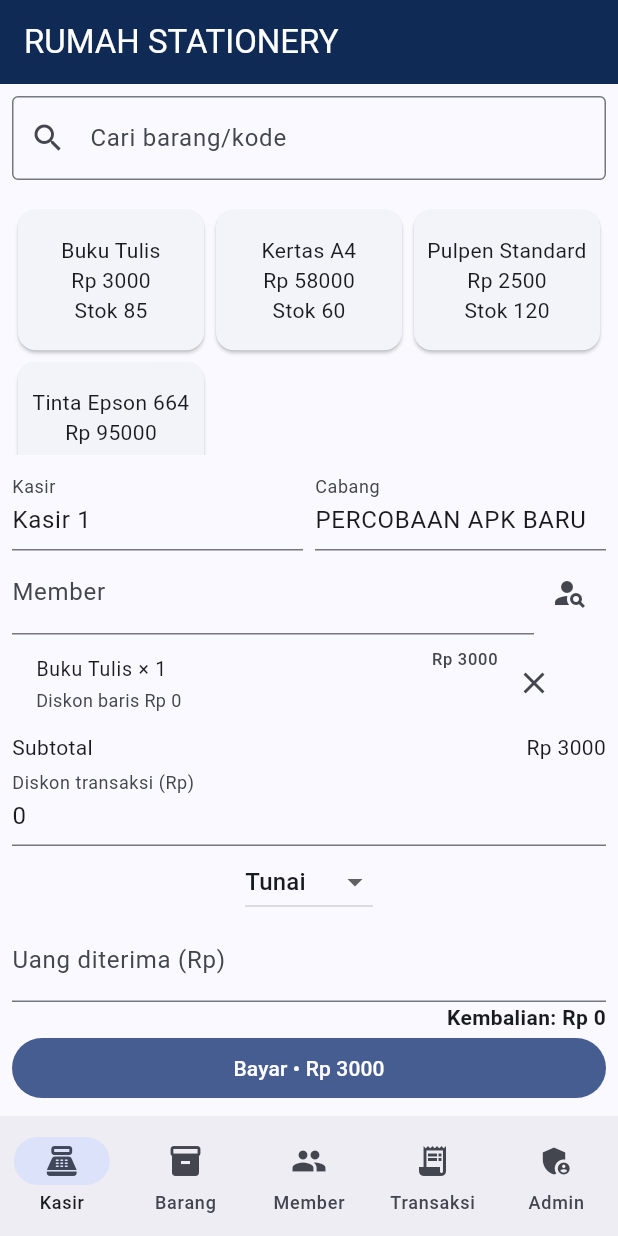
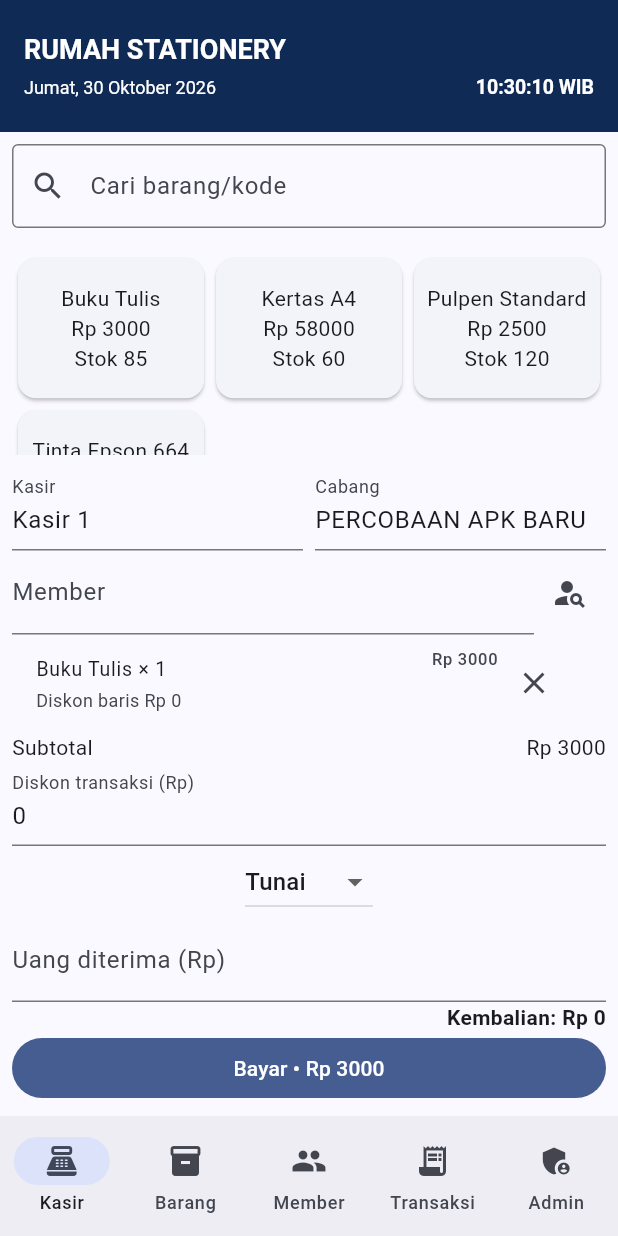
Before and after one commit to sachril917-spec/rumahstationery-kasir-modern, a Flutter app: the screen it shows after launch, after a tap on "Buku Tulis", on a phone screen of 412 x 824 dp. Run offline on Flutter 3.47's test engine with Material 3 defaults, Android fonts, the phone set to English and light mode, and no system bars; our stand-ins replace sqflite, sqflite_common_ffi; accounts and stored records are empty.

Commit message:
Update main.dart

```diff
--- a/lib/main.dart
+++ b/lib/main.dart
@@ -298,7 +298,42 @@ void dispose() {
     setState(()=>{memberCode.text='${selected['code']??''}',memberName.text='${selected['name']??''}'});
   }
   @override Widget build(BuildContext context)=>Scaffold(
-    appBar:AppBar(title:const Text('RUMAH STATIONERY'),backgroundColor:const Color(0xFF102A56),foregroundColor:Colors.white),
+    appBar: AppBar(
+  toolbarHeight: 88,
+  title: Column(
+    crossAxisAlignment: CrossAxisAlignment.start,
+    mainAxisAlignment: MainAxisAlignment.center,
+    children: [
+      const Text(
+        'RUMAH STATIONERY',
+        style: TextStyle(
+          fontSize: 18,
+          fontWeight: FontWeight.bold,
+        ),
+      ),
+      const SizedBox(height: 5),
+      Row(
+        children: [
+          Expanded(
+            child: Text(
+              _dateLabel,
+              style: const TextStyle(fontSize: 12),
+            ),
+          ),
+          Text(
+            _timeLabel,
+            style: const TextStyle(
+              fontSize: 13,
+              fontWeight: FontWeight.bold,
+            ),
+          ),
+        ],
+      ),
+    ],
+  ),
+  backgroundColor: const Color(0xFF102A56),
+  foregroundColor: Colors.white,
+),
     body:SafeArea(child:IndexedStack(index:tab,children:[cashierPage(),productPage(),memberPage(),transactionPage(),adminPage()])),
     bottomNavigationBar:NavigationBar(selectedIndex:tab,onDestinationSelected:(v)=>setState(()=>tab=v),destinations:const[
       NavigationDestination(icon:Icon(Icons.point_of_sale),label:'Kasir'),NavigationDestination(icon:Icon(Icons.inventory_2),label:'Barang'),
```
